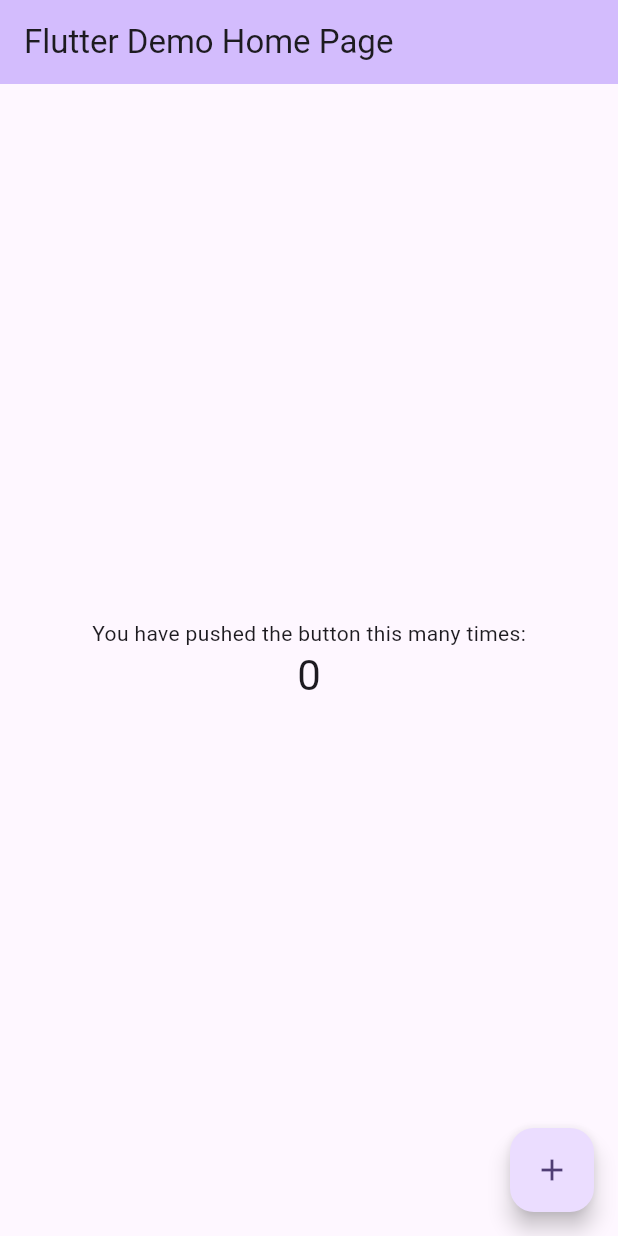
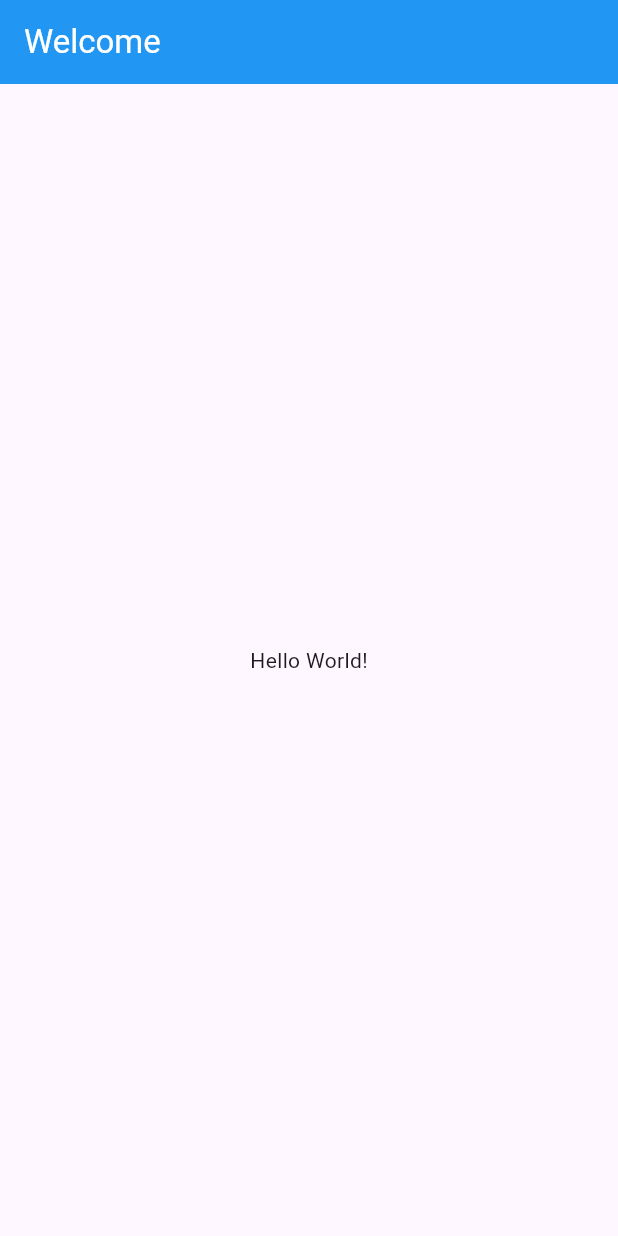
Before and after one commit to aleleotta/TeamVortex, a Flutter app: the screen it shows after launch, on a phone screen of 412 x 824 dp. Run offline on Flutter 3.47's test engine with Material 3 defaults, Android fonts, the phone set to English and light mode, and no system bars.

Commit message:
Welcome screen - Work in progress

```diff
--- a/lib/main.dart
+++ b/lib/main.dart
@@ -1,9 +1,11 @@
 import 'package:flutter/material.dart';
+import 'package:teamvortex/views/stateless/welcome_page.dart';
 
 void main() {
   runApp(const MyApp());
 }
 
+// This widget is the root of your application.
 class MyApp extends StatelessWidget {
   const MyApp({super.key});
 
@@ -15,11 +17,12 @@ class MyApp extends StatelessWidget {
         colorScheme: ColorScheme.fromSeed(seedColor: Colors.deepPurple),
         useMaterial3: true,
       ),
-      home: const MyHomePage(title: 'Flutter Demo Home Page'),
+      home: const WelcomePage(),
     );
   }
 }
 
+// MyHomePage
 class MyHomePage extends StatefulWidget {
   const MyHomePage({super.key, required this.title});
   final String title;
@@ -28,6 +31,7 @@ class MyHomePage extends StatefulWidget {
   State<MyHomePage> createState() => _MyHomePageState();
 }
 
+// _MyHomePageState
 class _MyHomePageState extends State<MyHomePage> {
   int _counter = 0;
 
--- /dev/null
+++ b/lib/views/stateless/welcome_page.dart
@@ -0,0 +1,23 @@
+import 'package:flutter/material.dart';
+
+class WelcomePage extends StatelessWidget {
+  const WelcomePage({super.key});
+
+  @override
+  Widget build(BuildContext context) {
+    return Scaffold(
+      appBar: AppBar(
+        title: const Text("Welcome", style: TextStyle(color: Colors.white)),
+        backgroundColor: Colors.blue,
+      ),
+      body: const Center(
+        child: Column(
+          mainAxisAlignment: MainAxisAlignment.center,
+          children: [
+            Text("Hello World!"),
+          ],
+        ),
+      ),
+    );
+  }
+}
--- a/pubspec.yaml
+++ b/pubspec.yaml
@@ -62,6 +62,8 @@ flutter:
   # assets:
   #   - images/a_dot_burr.jpeg
   #   - images/a_dot_ham.jpeg
+  assets:
+    - assets/images/simon-lee-zft-W1kVEhg-unsplash.jpg
 
   # An image asset can refer to one or more resolution-specific "variants", see
   # https://flutter.dev/assets-and-images/#resolution-aware
```
Also changed, not shown: assets/images/simon-lee-zft-W1kVEhg-unsplash.jpg (added), 1 other file.
